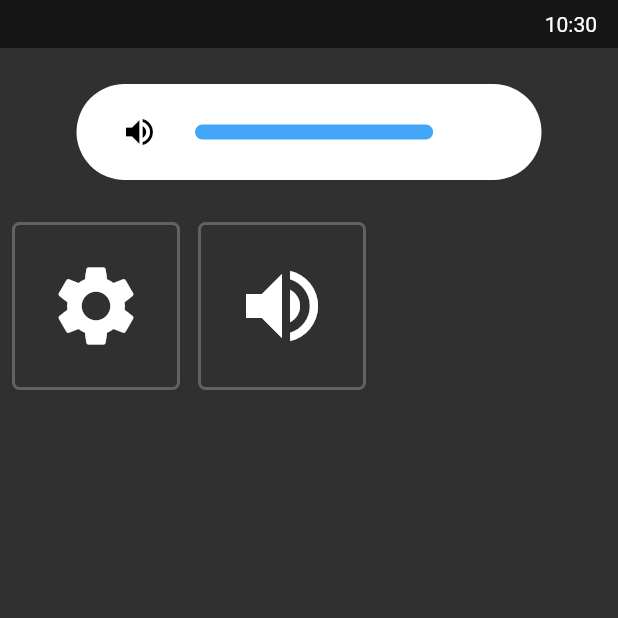
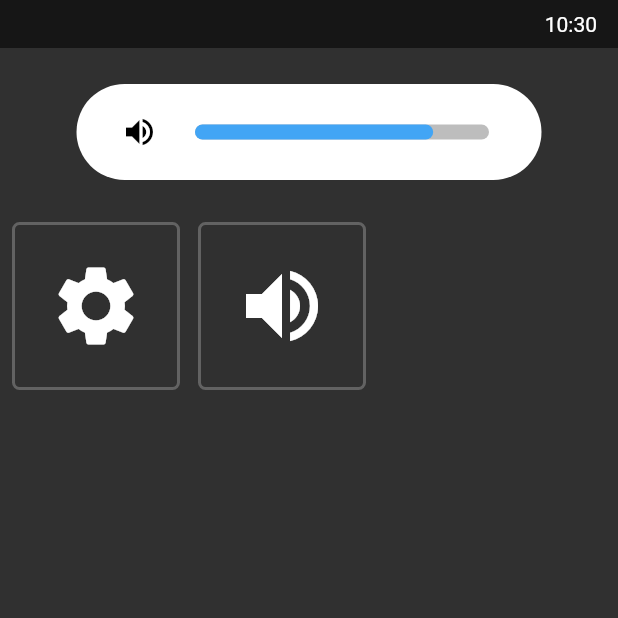
Before and after one commit to opencarstereo/mars, a Flutter app: the screen it shows after launch, after a tap on the "volume up" icon, on a phone screen of 412 x 824 dp, the top half of it. Run offline on Flutter 3.47's test engine with Material 2 defaults, Android fonts, the phone set to English and light mode, and no system bars; our stand-ins replace args, flutter_riverpod, logger; missing offline and left inert: bluez, dbus.

Commit message:
Draw trace for volume slider

```diff
--- a/lib/common/volume_slider.dart
+++ b/lib/common/volume_slider.dart
@@ -153,10 +153,20 @@ class _VolumePainter extends CustomPainter {
     final width = size.width * volume;
     final paint = Paint()
       ..strokeCap = StrokeCap.round
-      ..strokeWidth = 10.0
-      ..color = Colors.blue.shade400;
+      ..strokeWidth = 10.0;
 
-    canvas.drawLine(Offset.zero, Offset(width, 0), paint);
+    // Trace
+    canvas.drawLine(
+      Offset.zero,
+      Offset(size.width, 0),
+      paint..color = Colors.black26,
+    );
+    // Thumb
+    canvas.drawLine(
+      Offset.zero,
+      Offset(width, 0),
+      paint..color = Colors.blue.shade400,
+    );
   }
 
   @override
```
